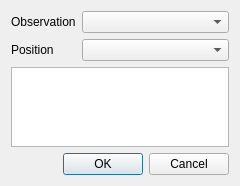
Qt form src/gama-q2/insertobservationdialog.ui (cepek/testing-qgama-branch) before a commit.
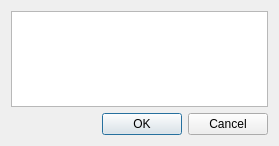
The same form after that commit.

Commit message: observation editor - grouping of logically related observations (vectors)

The edit to the form file:
```diff
--- a/src/gama-q2/insertobservationdialog.ui
+++ b/src/gama-q2/insertobservationdialog.ui
@@ -6,8 +6,8 @@
    <rect>
     <x>0</x>
     <y>0</y>
-    <width>240</width>
-    <height>186</height>
+    <width>279</width>
+    <height>146</height>
    </rect>
   </property>
   <property name="windowTitle">
@@ -19,26 +19,6 @@
      <property name="fieldGrowthPolicy">
       <enum>QFormLayout::AllNonFixedFieldsGrow</enum>
      </property>
-     <item row="0" column="0">
-      <widget class="QLabel" name="labelObservation">
-       <property name="text">
-        <string>Observation</string>
-       </property>
-      </widget>
-     </item>
-     <item row="0" column="1">
-      <widget class="QComboBox" name="comboBoxObservation"/>
-     </item>
-     <item row="1" column="0">
-      <widget class="QLabel" name="labelPosition">
-       <property name="text">
-        <string>Position</string>
-       </property>
-      </widget>
-     </item>
-     <item row="1" column="1">
-      <widget class="QComboBox" name="comboBoxPosition"/>
-     </item>
     </layout>
    </item>
    <item row="1" column="0">
```
The commit also changes 8 other files.
